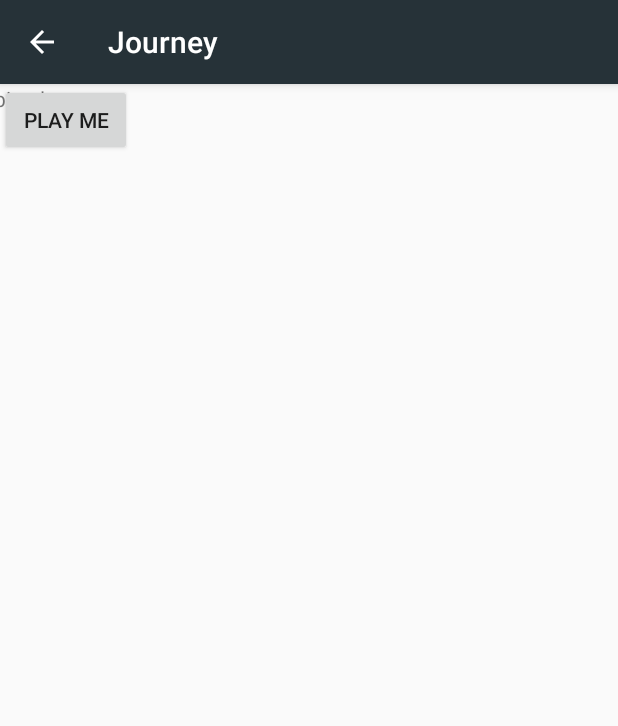
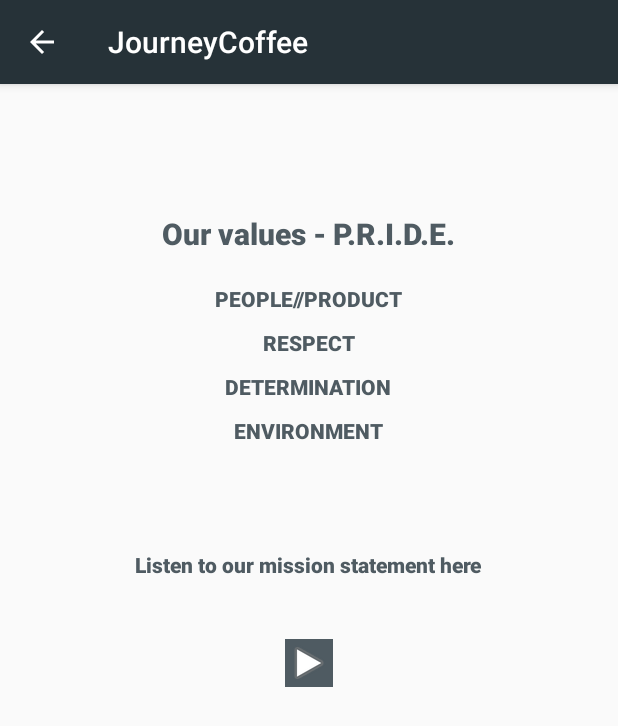
Before and after one commit to elizabethlarkinnelson/OAPTH, an Android app: the AboutActivity screen opened directly, with no data from a screen before it, on a phone screen of 412 x 824 dp. Shown: the top 726 px of the screen. Run offline under Robolectric (Android 15) with nearby library versions, the phone set to English and light mode, and no system bars.

Commit message:
about activity with fragment done

```diff
--- a/app/src/main/java/com/onramp/android/takehome/AboutActivity.java
+++ b/app/src/main/java/com/onramp/android/takehome/AboutActivity.java
@@ -1,24 +1,21 @@
 package com.onramp.android.takehome;
 
-import android.arch.lifecycle.Observer;
-import android.arch.lifecycle.ViewModelProviders;
 import android.media.AudioManager;
 import android.media.MediaPlayer;
 import android.os.Bundle;
-import android.support.annotation.Nullable;
 import android.support.v7.app.AppCompatActivity;
-import android.support.v7.widget.LinearLayoutManager;
-import android.support.v7.widget.RecyclerView;
 import android.view.View;
-import android.widget.Button;
-
-import java.util.List;
+import android.widget.ImageButton;
 
 public class AboutActivity extends AppCompatActivity {
 
         private MediaPlayer mMediaPlayer;
 
 
+        /*
+         * OnCompletion callback that calls .release() on MediaPlayer object
+         * when the MediaPlayer is finished
+         */
         private MediaPlayer.OnCompletionListener mCompletionListener = new MediaPlayer.OnCompletionListener() {
             @Override
             public void onCompletion(MediaPlayer mediaPlayer) {
@@ -30,9 +27,10 @@
         protected void onCreate(Bundle savedInstanceState) {
             super.onCreate(savedInstanceState);
             setContentView(R.layout.about);
+            getSupportFragmentManager().beginTransaction().replace(R.id.order_container, new AboutFragment()).commit();
 
-            final Button button = (Button) findViewById(R.id.button);
-            button.setOnClickListener(new View.OnClickListener(){
+            final ImageButton imageButton = (ImageButton) findViewById(R.id.button);
+            imageButton.setOnClickListener(new View.OnClickListener(){
                 public void onClick(View v){
                     mMediaPlayer = MediaPlayer.create(AboutActivity.this, R.raw.about);
                     mMediaPlayer.start();
@@ -41,12 +39,19 @@
             });
         }
 
+    /**
+     * Stop media playback when user leaves activity
+     */
+
     @Override
     protected void onStop() {
         super.onStop();
         releaseMediaPlayer();
     }
 
+    /**
+     * Method used to free up mediaplayer resources used in onStop() and onCompletionListner()
+     */
     private void releaseMediaPlayer(){
         if (mMediaPlayer != null){
             mMediaPlayer.release();
@@ -54,6 +59,9 @@
         }
     }
 
+    /*
+     *Callback for change in audio focus
+     */
     private AudioManager.OnAudioFocusChangeListener mOnAudioFocusChangeListener = new AudioManager.OnAudioFocusChangeListener(){
         @Override
         public void onAudioFocusChange(int focusChange){
--- a/app/src/main/java/com/onramp/android/takehome/OrderFragment.java
+++ b/app/src/main/java/com/onramp/android/takehome/AboutFragment.java
@@ -11,18 +11,17 @@
 /**
  * A simple {@link Fragment} subclass.
  */
-public class OrderFragment extends Fragment {
+public class AboutFragment extends Fragment {
 
 
-    public OrderFragment() {
+    public AboutFragment() {
         // Required empty public constructor
     }
-
 
     @Override
     public View onCreateView(LayoutInflater inflater, ViewGroup container,
                              Bundle savedInstanceState) {
-        View rootview = inflater.inflate(R.layout.item_list, container,false);
+        View rootview = inflater.inflate(R.layout.about, container,false);
         return rootview;
     }
 
--- a/app/src/main/java/com/onramp/android/takehome/OrderActivity.java
+++ b/app/src/main/java/com/onramp/android/takehome/OrderActivity.java
@@ -38,6 +38,5 @@
             }
         });
 
-//        getSupportFragmentManager().beginTransaction().replace(R.id.order_container, new OrderFragment()).commit();
     }
 }
--- a/app/src/main/res/layout/about.xml
+++ b/app/src/main/res/layout/about.xml
@@ -7,22 +7,68 @@
     app:layout_behavior="@string/appbar_scrolling_view_behavior"
     tools:context=".AboutActivity">
 
-    <TextView
-        android:id="@+id/order_item"
-        android:layout_width="wrap_content"
-        android:layout_height="wrap_content"
-        android:text="this is a big ol test"
-        app:layout_constraintEnd_toStartOf="parent"
+    <LinearLayout
+        android:id="@+id/order_container"
+        android:layout_width="match_parent"
+        android:layout_height="276dp"
+        android:layout_marginTop="86dp"
+        android:orientation="vertical"
+        app:layout_constraintBottom_toTopOf="@+id/button"
+        app:layout_constraintEnd_toEndOf="parent"
+        app:layout_constraintHeight_percent="0.4"
         app:layout_constraintStart_toStartOf="parent"
-        app:layout_constraintTop_toTopOf="parent" />
+        app:layout_constraintTop_toTopOf="parent">
 
-    <Button
+        <TextView
+            android:id="@+id/our_values"
+            style="@style/AboutTheme"
+            android:layout_marginBottom="@dimen/values_margin"
+            android:text="@string/our_values"
+            android:textAllCaps="false"
+            android:textSize="20sp" />
+
+        <TextView
+            android:id="@+id/people_product"
+            style="@style/AboutTheme"
+            android:text="@string/people_product" />
+
+        <TextView
+            android:id="@+id/respect"
+            style="@style/AboutTheme"
+            android:text="@string/respect" />
+
+        <TextView
+            android:id="@+id/intentionality"
+            style="@style/AboutTheme"
+            android:text="@string/determination" />
+
+        <TextView
+            android:id="@+id/determination"
+            style="@style/AboutTheme"
+            android:text="@string/environment" />
+
+        <TextView
+            android:id="@+id/mission_statement"
+            style="@style/AboutTheme"
+            android:layout_marginTop="@dimen/mission_statement_margin"
+            android:layout_marginBottom="0dp"
+            android:text="@string/mission_statement"
+            android:textAllCaps="false" />
+
+
+    </LinearLayout>
+
+    <ImageButton
         android:id="@+id/button"
         android:layout_width="wrap_content"
         android:layout_height="wrap_content"
-        android:text="Play me"
+        android:layout_marginTop="8dp"
+        android:background="@color/colorAccent"
+        android:src="@android:drawable/ic_media_play"
+        app:layout_constraintEnd_toEndOf="parent"
+        app:layout_constraintHorizontal_bias="0.5"
         app:layout_constraintStart_toStartOf="parent"
-        app:layout_constraintTop_toTopOf="@+id/order_item" />
+        app:layout_constraintTop_toBottomOf="@id/order_container" />
 
 
 </android.support.constraint.ConstraintLayout>
--- a/app/src/main/res/layout/order.xml
+++ b/app/src/main/res/layout/order.xml
@@ -6,15 +6,6 @@
     android:layout_height="match_parent"
     app:layout_behavior="@string/appbar_scrolling_view_behavior"
     tools:context=".OrderActivity">
-
-    <TextView
-        android:id="@+id/order_container"
-        android:layout_width="wrap_content"
-        android:layout_height="wrap_content"
-        app:layout_constraintEnd_toStartOf="parent"
-        app:layout_constraintStart_toStartOf="parent"
-        app:layout_constraintTop_toTopOf="parent"
-        />
 
     <android.support.v7.widget.RecyclerView
         android:id="@+id/recyclerview"
--- a/app/src/main/res/values/dimens.xml
+++ b/app/src/main/res/values/dimens.xml
@@ -1,3 +1,6 @@
 <resources>
     <dimen name="fab_margin">16dp</dimen>
+    <dimen name="values_margin">20dp</dimen>
+    <dimen name="pride_margin">10dp</dimen>
+    <dimen name="mission_statement_margin">60dp</dimen>
 </resources>
--- a/app/src/main/res/values/strings.xml
+++ b/app/src/main/res/values/strings.xml
@@ -1,8 +1,8 @@
 <resources>
 
     <!-- Toolbar and Title Strings -->
-    <string name="app_name">Journey</string>
-    <string name="action_settings">More About Us</string>
+    <string name="app_name">JourneyCoffee</string>
+    <string name="action_settings">More About Journey</string>
     <string name="action_email">Email</string>
     <string name="action_order">Order</string>
     <string name="motto">People matter most</string>
@@ -15,7 +15,13 @@
     <!-- Phone Call Intent Strings -->
     <string name="intent_phone_call">tel:7075802641</string>
 
-    <!-- TODO: Remove or change this placeholder text -->
-    <string name="hello_blank_fragment">Hello blank fragment</string>
+    <!-- About Fragment Strings -->
+    <string name="our_values">Our values - P.R.I.D.E.</string>
+    <string name="people_product">people//product</string>
+    <string name="respect">respect</string>
+    <string name="determination">determination</string>
+    <string name="environment">environment</string>
+    <string name="mission_statement">Listen to our mission statement here</string>
+
 
 </resources>
--- a/app/src/main/res/values/styles.xml
+++ b/app/src/main/res/values/styles.xml
@@ -11,8 +11,8 @@
         <item name="android:windowContentTransitions">true</item>
         <item name="android:windowEnterTransition">@transition/explode</item>
         <item name="android:windowExitTransition">@transition/explode</item>
-
-
+        <!-- Type -->
+        <item name="android:fontFamily">sans-serif-black</item>
     </style>
 
     <style name="AppTheme.NoActionBar">
@@ -20,10 +20,18 @@
         <item name="windowNoTitle">true</item>
     </style>
 
-    <style name="AppTheme.AppBarOverlay" parent="ThemeOverlay.AppCompat.Dark.ActionBar">
-    </style>
+    <style name="AppTheme.AppBarOverlay" parent="ThemeOverlay.AppCompat.Dark.ActionBar"/>
 
-    <style name="AppTheme.PopupOverlay" parent="ThemeOverlay.AppCompat.Light">
+    <style name="AppTheme.PopupOverlay" parent="ThemeOverlay.AppCompat.Light"/>
+
+    <style name="AboutTheme" parent="AppTheme">
+        <item name="android:layout_height">wrap_content</item>
+        <item name="android:layout_width">wrap_content</item>
+        <item name="android:layout_gravity">center_horizontal</item>
+        <item name="android:textColorPrimary">@color/colorAccent</item>
+        <item name="android:textColor">@color/colorAccent</item>
+        <item name="android:textAllCaps">true</item>
+        <item name="android:layout_marginBottom">@dimen/pride_margin</item>
     </style>
 
 </resources>
```
